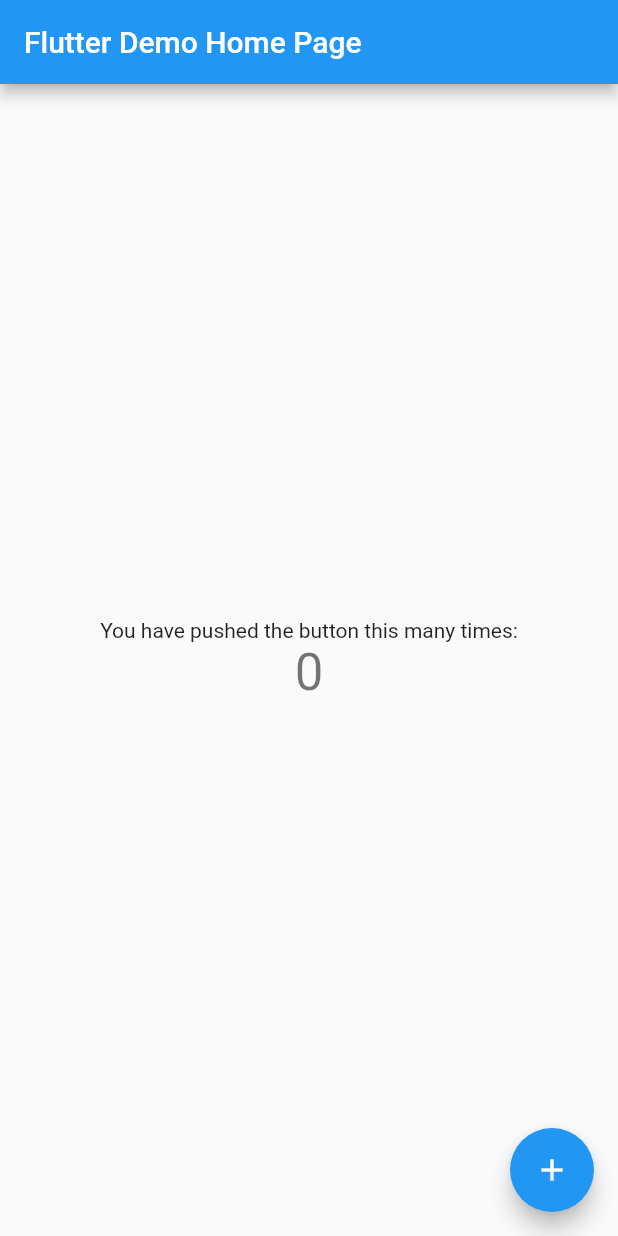
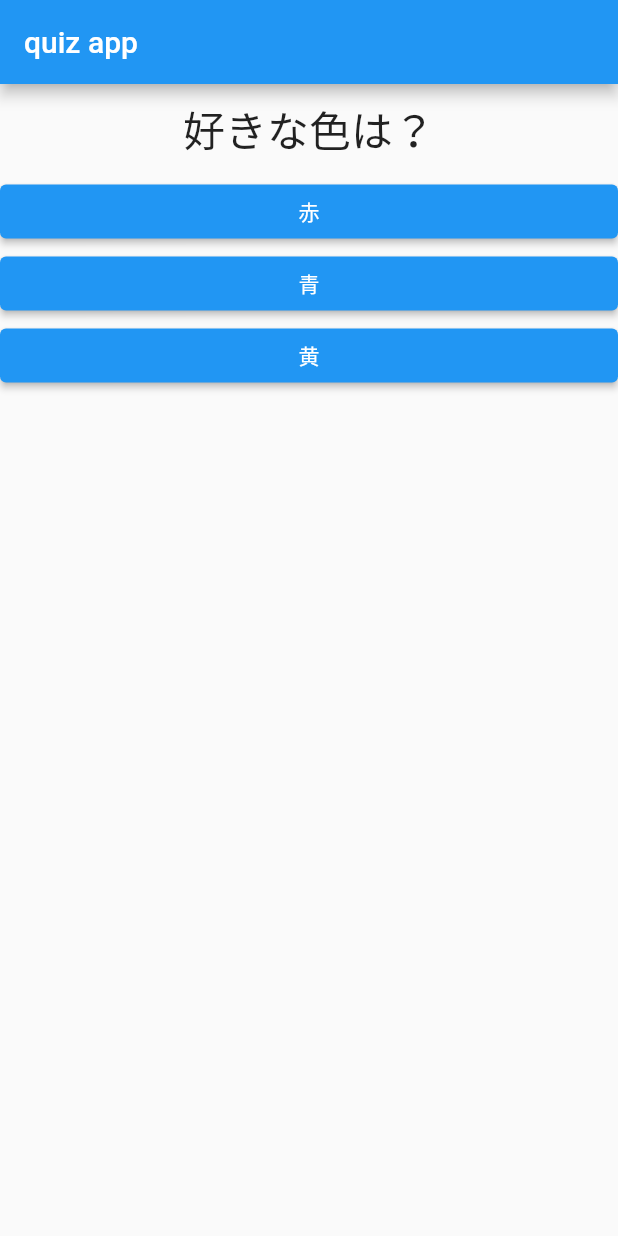
Before and after one commit to takuma-wada/flutter-quiz-app, a Flutter app: the screen it shows after launch, on a phone screen of 412 x 824 dp. Run offline on Flutter 3.47's test engine with Material 2 defaults, Android fonts, the phone set to English and light mode, and no system bars.

Commit message:
flutter-quiz-app
make flutter quiz app!

```diff
--- /dev/null
+++ b/lib/answer.dart
@@ -0,0 +1,19 @@
+import 'package:flutter/material.dart';
+
+class Answer extends StatelessWidget {
+  final Function selectHandler;
+  final String answerText;
+
+  Answer(this.selectHandler, this.answerText);
+
+  @override
+  Widget build(BuildContext context) {
+    return SizedBox(
+      width: double.infinity,
+      child: ElevatedButton(
+        onPressed: () => selectHandler(),
+        child: Text(answerText),
+      ),
+    );
+  }
+}
--- a/lib/main.dart
+++ b/lib/main.dart
@@ -1,115 +1,80 @@
 import 'package:flutter/material.dart';
 
+import './quiz.dart';
+import './result.dart';
+
 void main() {
-  runApp(const MyApp());
+  runApp(MyApp());
 }
 
-class MyApp extends StatelessWidget {
-  const MyApp({Key? key}) : super(key: key);
-
-  // This widget is the root of your application.
+class MyApp extends StatefulWidget {
   @override
-  Widget build(BuildContext context) {
-    return MaterialApp(
-      title: 'Flutter Demo',
-      theme: ThemeData(
-        // This is the theme of your application.
-        //
-        // Try running your application with "flutter run". You'll see the
-        // application has a blue toolbar. Then, without quitting the app, try
-        // changing the primarySwatch below to Colors.green and then invoke
-        // "hot reload" (press "r" in the console where you ran "flutter run",
-        // or simply save your changes to "hot reload" in a Flutter IDE).
-        // Notice that the counter didn't reset back to zero; the application
-        // is not restarted.
-        primarySwatch: Colors.blue,
-      ),
-      home: const MyHomePage(title: 'Flutter Demo Home Page'),
-    );
+  State<StatefulWidget> createState() {
+    return _MyAppState();
   }
 }
 
-class MyHomePage extends StatefulWidget {
-  const MyHomePage({Key? key, required this.title}) : super(key: key);
+class _MyAppState extends State<MyApp> {
+  var _questionIndex = 0;
+  var _totalScore = 0;
+  static const _questions = [
+    {
+      'questionText': '好きな色は？',
+      'answers': [
+        {
+          'text': '赤',
+          'score': 10,
+        },
+        {
+          'text': '青',
+          'score': 5,
+        },
+        {
+          'text': '黄',
+          'score': 1,
+        },
+      ],
+    },
+    {
+      'questionText': '好きな動物は？',
+      'answers': [
+        {'text': '犬', 'score': 10},
+        {'text': '猫', 'score': 5},
+        {'text': '熊', 'score': 1},
+      ],
+    },
+  ];
 
-  // This widget is the home page of your application. It is stateful, meaning
-  // that it has a State object (defined below) that contains fields that affect
-  // how it looks.
+  void _answerQuestion(int score) {
+    _totalScore += score;
+    setState(() {
+      _questionIndex = _questionIndex + 1;
+    });
+  }
 
-  // This class is the configuration for the state. It holds the values (in this
-  // case the title) provided by the parent (in this case the App widget) and
-  // used by the build method of the State. Fields in a Widget subclass are
-  // always marked "final".
-
-  final String title;
-
-  @override
-  State<MyHomePage> createState() => _MyHomePageState();
-}
-
-class _MyHomePageState extends State<MyHomePage> {
-  int _counter = 0;
-
-  void _incrementCounter() {
+  void _resetQuiz() {
     setState(() {
-      // This call to setState tells the Flutter framework that something has
-      // changed in this State, which causes it to rerun the build method below
-      // so that the display can reflect the updated values. If we changed
-      // _counter without calling setState(), then the build method would not be
-      // called again, and so nothing would appear to happen.
-      _counter++;
+      _totalScore = 0;
+      _questionIndex = 0;
     });
   }
 
   @override
   Widget build(BuildContext context) {
-    // This method is rerun every time setState is called, for instance as done
-    // by the _incrementCounter method above.
-    //
-    // The Flutter framework has been optimized to make rerunning build methods
-    // fast, so that you can just rebuild anything that needs updating rather
-    // than having to individually change instances of widgets.
-    return Scaffold(
-      appBar: AppBar(
-        // Here we take the value from the MyHomePage object that was created by
-        // the App.build method, and use it to set our appbar title.
-        title: Text(widget.title),
+    return MaterialApp(
+      debugShowCheckedModeBanner: false,
+      home: Scaffold(
+        appBar: AppBar(
+          title: const Text('quiz app'),
+        ),
+        body: _questionIndex < _questions.length
+            ? Quiz(
+                questions: _questions,
+                answeQuestion: _answerQuestion,
+                questionIndex: _questionIndex,
+              )
+            : Result(_totalScore, _resetQuiz),
       ),
-      body: Center(
-        // Center is a layout widget. It takes a single child and positions it
-        // in the middle of the parent.
-        child: Column(
-          // Column is also a layout widget. It takes a list of children and
-          // arranges them vertically. By default, it sizes itself to fit its
-          // children horizontally, and tries to be as tall as its parent.
-          //
-          // Invoke "debug painting" (press "p" in the console, choose the
-          // "Toggle Debug Paint" action from the Flutter Inspector in Android
-          // Studio, or the "Toggle Debug Paint" command in Visual Studio Code)
-          // to see the wireframe for each widget.
-          //
-          // Column has various properties to control how it sizes itself and
-          // how it positions its children. Here we use mainAxisAlignment to
-          // center the children vertically; the main axis here is the vertical
-          // axis because Columns are vertical (the cross axis would be
-          // horizontal).
-          mainAxisAlignment: MainAxisAlignment.center,
-          children: <Widget>[
-            const Text(
-              'You have pushed the button this many times:',
-            ),
-            Text(
-              '$_counter',
-              style: Theme.of(context).textTheme.headline4,
-            ),
-          ],
-        ),
-      ),
-      floatingActionButton: FloatingActionButton(
-        onPressed: _incrementCounter,
-        tooltip: 'Increment',
-        child: const Icon(Icons.add),
-      ), // This trailing comma makes auto-formatting nicer for build methods.
     );
   }
 }
--- /dev/null
+++ b/lib/question.dart
@@ -0,0 +1,20 @@
+import 'package:flutter/material.dart';
+
+class Question extends StatelessWidget {
+  final String questionText;
+
+  Question(this.questionText);
+
+  @override
+  Widget build(BuildContext context) {
+    return Container(
+      width: double.infinity,
+      margin: const EdgeInsets.all(10),
+      child: Text(
+        questionText,
+        style: const TextStyle(fontSize: 28),
+        textAlign: TextAlign.center,
+      ),
+    );
+  }
+}
--- /dev/null
+++ b/lib/quiz.dart
@@ -0,0 +1,32 @@
+import 'package:flutter/material.dart';
+
+import './question.dart';
+import './answer.dart';
+
+class Quiz extends StatelessWidget {
+  final List<Map<String, Object>> questions;
+  final int questionIndex;
+  final Function answeQuestion;
+
+  Quiz({
+    required this.questions,
+    required this.answeQuestion,
+    required this.questionIndex,
+  });
+
+  @override
+  Widget build(BuildContext context) {
+    return Column(
+      children: [
+        Question(
+          questions[questionIndex]['questionText'] as String,
+        ),
+        ...(questions[questionIndex]['answers'] as List<Map<String, Object>>)
+            .map((answer) {
+          return Answer(
+              () => answeQuestion(answer['score']), answer['text'] as String);
+        }).toList()
+      ],
+    );
+  }
+}
--- /dev/null
+++ b/lib/result.dart
@@ -0,0 +1,40 @@
+import 'package:flutter/material.dart';
+
+class Result extends StatelessWidget {
+  final int resultScore;
+  final Function resetHandler;
+
+  String get resultPhrase {
+    String resultText;
+    if (resultScore <= 5) {
+      resultText = 'あと少し';
+    } else if (resultScore <= 10) {
+      resultText = '優秀！';
+    } else {
+      resultText = 'やり直そう';
+    }
+    return resultText;
+  }
+
+  Result(this.resultScore, this.resetHandler);
+  @override
+  Widget build(BuildContext context) {
+    return Center(
+      child: Column(
+        children: [
+          Text(
+            resultPhrase,
+            style: const TextStyle(fontSize: 36, fontWeight: FontWeight.bold),
+            textAlign: TextAlign.center,
+          ),
+          TextButton(
+            onPressed: () => resetHandler(),
+            child: const Text(
+              '最初に戻る',
+            ),
+          )
+        ],
+      ),
+    );
+  }
+}
```
